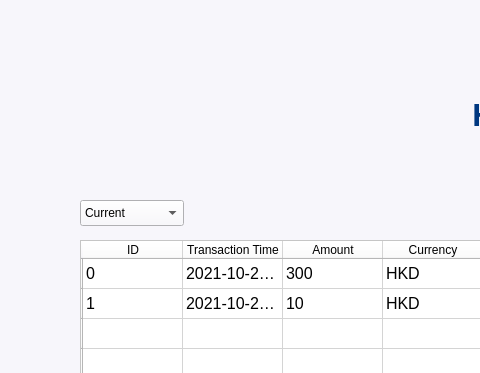
Old version of the form accountsDetail.ui in the repository mintpancake/ikyc; both pictures show x 0 to 480 and y 0 to 373 of the 1200 by 769 pixel window.
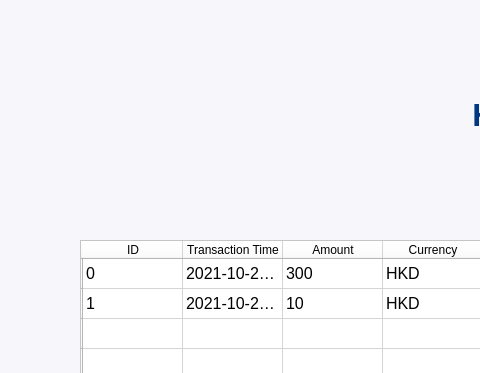
New version of the form. Icons and pictures are not drawn.

```diff
--- a/accountsDetail.ui
+++ b/accountsDetail.ui
@@ -400,36 +400,6 @@
      </property>
     </item>
    </widget>
-   <widget class="QComboBox" name="comboBox">
-    <property name="geometry">
-     <rect>
-      <x>80</x>
-      <y>200</y>
-      <width>104</width>
-      <height>26</height>
-     </rect>
-    </property>
-    <item>
-     <property name="text">
-      <string>Current</string>
-     </property>
-    </item>
-    <item>
-     <property name="text">
-      <string>Deposit</string>
-     </property>
-    </item>
-    <item>
-     <property name="text">
-      <string>USD</string>
-     </property>
-    </item>
-    <item>
-     <property name="text">
-      <string>RMB</string>
-     </property>
-    </item>
-   </widget>
   </widget>
  </widget>
  <resources/>
```
